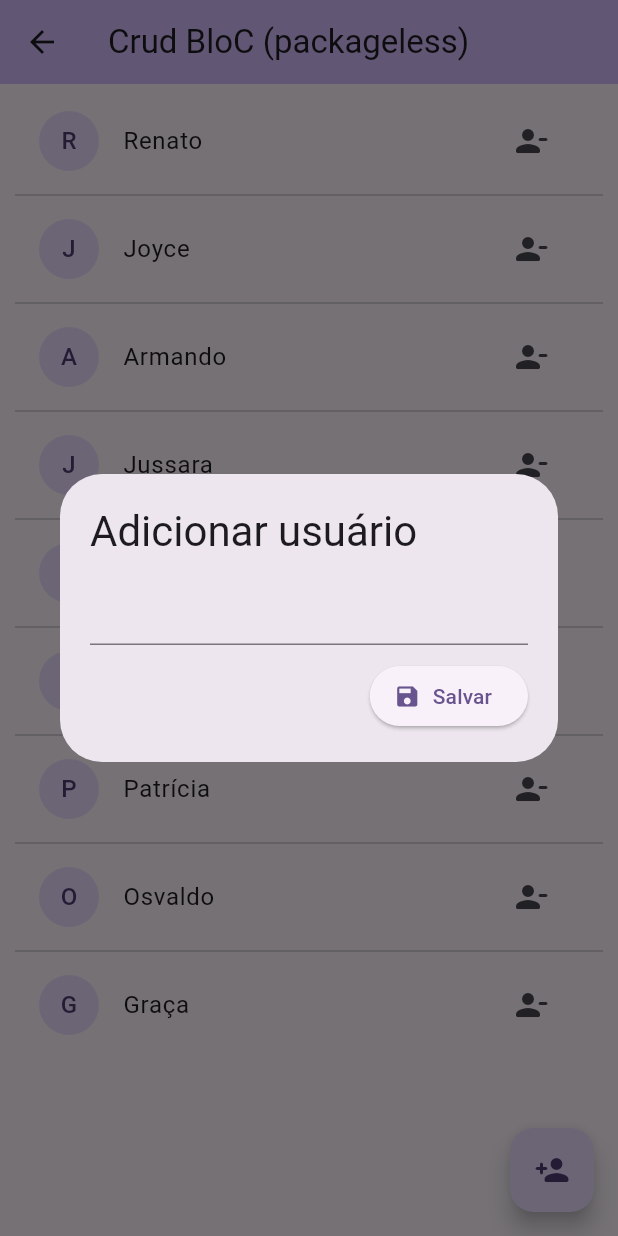
After one commit to williamsaborido/test_bloc, a Flutter app: the CrudPackageless screen opened by its route, after a tap on the "person remove" icon, after a tap on the "person add" icon, on a phone screen of 412 x 824 dp. The commit adds this screen. Run offline on Flutter 3.47's test engine with Material 3 defaults, Android fonts, the phone set to English and light mode, and no system bars; our stand-ins replace bloc, flutter_bloc.

Commit message:
- Added Bloc w/o package example

```diff
--- /dev/null
+++ b/3.16.0/lib/crud_packageless/bloc/client_bloc.dart
@@ -0,0 +1,35 @@
+import 'dart:async';
+
+import 'package:test/crud_packageless/bloc/client_events.dart';
+import 'package:test/crud_packageless/bloc/client_states.dart';
+import 'package:test/crud_packageless/models/client.dart';
+import 'package:test/crud_packageless/repositories/client_repository.dart';
+
+class ClientBloc {
+  final _repository = ClientRepository();
+
+  final _inputController = StreamController<ClientEvent>();
+  final _outputController = StreamController<ClientState>();
+
+  Sink<ClientEvent> get input => _inputController.sink;
+  Stream<ClientState> get stream => _outputController.stream;
+
+  ClientBloc() {
+    _inputController.stream.listen(_mapEventToState);
+  }
+
+  void _mapEventToState(ClientEvent event) async {
+    List<Client> clients = [];
+
+    switch (event) {
+      case LoadClientEvent():
+        clients = await _repository.loadClients();
+      case AddClientEvent():
+        clients = await _repository.addClient(event.client);
+      case RemoveClientEvent():
+        clients = await _repository.removeClient(event.client);
+    }
+
+    _outputController.add(ClientSuccessState(clients: clients));
+  }
+}
--- /dev/null
+++ b/3.16.0/lib/crud_packageless/bloc/client_events.dart
@@ -0,0 +1,21 @@
+import 'package:test/crud_packageless/models/client.dart';
+
+sealed class ClientEvent {}
+
+class LoadClientEvent extends ClientEvent {}
+
+class AddClientEvent extends ClientEvent {
+  Client client;
+
+  AddClientEvent({
+    required this.client,
+  });
+}
+
+class RemoveClientEvent extends ClientEvent {
+  Client client;
+
+  RemoveClientEvent({
+    required this.client,
+  });
+}
--- /dev/null
+++ b/3.16.0/lib/crud_packageless/bloc/client_states.dart
@@ -0,0 +1,17 @@
+import 'package:test/crud_packageless/models/client.dart';
+
+sealed class ClientState {
+  List<Client> clients;
+
+  ClientState({
+    required this.clients,
+  });
+}
+
+class ClientInitialState extends ClientState {
+  ClientInitialState() : super(clients: []);
+}
+
+class ClientSuccessState extends ClientState {
+  ClientSuccessState({required List<Client> clients}) : super(clients: clients);
+}
--- /dev/null
+++ b/3.16.0/lib/crud_packageless/models/client.dart
@@ -0,0 +1,5 @@
+class Client {
+  String name;
+
+  Client({required this.name});
+}
--- /dev/null
+++ b/3.16.0/lib/crud_packageless/repositories/client_repository.dart
@@ -0,0 +1,33 @@
+import 'package:test/crud_packageless/models/client.dart';
+
+class ClientRepository {
+  final List<Client> _clients = [
+    Client(name: 'William'),
+    Client(name: 'Renato'),
+    Client(name: 'Joyce'),
+    Client(name: 'Armando'),
+    Client(name: 'Jussara'),
+    Client(name: 'John'),
+    Client(name: 'Mark'),
+    Client(name: 'Patrícia'),
+    Client(name: 'Osvaldo'),
+    Client(name: 'Graça'),
+  ];
+
+  Future<List<Client>> loadClients() async {
+    await Future.delayed(const Duration(seconds: 1));
+    return _clients;
+  }
+
+  Future<List<Client>> addClient(Client client) async {
+    await Future.delayed(const Duration(seconds: 1));
+    _clients.add(client);
+    return _clients;
+  }
+
+  Future<List<Client>> removeClient(Client client) async {
+    await Future.delayed(const Duration(seconds: 1));
+    _clients.remove(client);
+    return _clients;
+  }
+}
--- /dev/null
+++ b/3.16.0/lib/crud_packageless/views/add_client.dart
@@ -0,0 +1,46 @@
+import 'package:flutter/material.dart';
+
+class AddClient extends StatefulWidget {
+  const AddClient({super.key});
+
+  @override
+  State<AddClient> createState() => _AddClientState();
+}
+
+class _AddClientState extends State<AddClient> {
+  final _controller = TextEditingController();
+
+  @override
+  Widget build(BuildContext context) {
+    return Padding(
+      padding: const EdgeInsets.all(20),
+      child: Column(
+        mainAxisSize: MainAxisSize.min,
+        children: [
+          Align(
+            alignment: Alignment.centerLeft,
+            child: Text(
+              'Adicionar usuário',
+              style: Theme.of(context).textTheme.headlineMedium,
+            ),
+          ),
+          const SizedBox(height: 10),
+          TextFormField(
+            controller: _controller,
+          ),
+          const SizedBox(height: 10),
+          Align(
+            alignment: Alignment.centerRight,
+            child: ElevatedButton.icon(
+              onPressed: () {
+                Navigator.of(context).pop(_controller.text);
+              },
+              icon: const Icon(Icons.save),
+              label: const Text('Salvar'),
+            ),
+          ),
+        ],
+      ),
+    );
+  }
+}
--- /dev/null
+++ b/3.16.0/lib/crud_packageless/views/crud_packageless.dart
@@ -0,0 +1,91 @@
+import 'package:flutter/material.dart';
+import 'package:test/crud_packageless/bloc/client_bloc.dart';
+import 'package:test/crud_packageless/bloc/client_events.dart';
+import 'package:test/crud_packageless/bloc/client_states.dart';
+import 'package:test/crud_packageless/models/client.dart';
+import 'package:test/crud_packageless/views/add_client.dart';
+
+class CrudPackageless extends StatefulWidget {
+  const CrudPackageless({super.key});
+
+  @override
+  State<CrudPackageless> createState() => _CrudPackagelessState();
+}
+
+class _CrudPackagelessState extends State<CrudPackageless> {
+  late final ClientBloc bloc;
+
+  @override
+  void initState() {
+    super.initState();
+
+    bloc = ClientBloc();
+    bloc.input.add(LoadClientEvent());
+  }
+
+  @override
+  void dispose() {
+    bloc.input.close();
+    super.dispose();
+  }
+
+  void _addClient(BuildContext context) async {
+    var name = await showDialog(
+      context: context,
+      builder: (context) => const Dialog(
+        child: AddClient(),
+      ),
+    );
+
+    if (name != '' && name != null) {
+      bloc.input.add(
+        AddClientEvent(
+          client: Client(name: name),
+        ),
+      );
+    }
+  }
+
+  @override
+  Widget build(BuildContext context) {
+    return Scaffold(
+      appBar: AppBar(
+        title: const Text('Crud BloC (packageless)'),
+        backgroundColor: Theme.of(context).colorScheme.inversePrimary,
+      ),
+      floatingActionButton: FloatingActionButton(
+        onPressed: () => _addClient(context),
+        child: const Icon(Icons.person_add_rounded),
+      ),
+      body: Padding(
+        padding: const EdgeInsets.all(10),
+        child: StreamBuilder<ClientState>(
+            stream: bloc.stream,
+            builder: (context, snapshot) {
+              final list = snapshot.data?.clients ?? [];
+
+              return ListView.separated(
+                itemCount: list.length,
+                itemBuilder: (context, index) {
+                  return ListTile(
+                    leading: CircleAvatar(
+                      child: ClipRRect(
+                        borderRadius: BorderRadiusDirectional.circular(50),
+                        child: Text(list[index].name[0]),
+                      ),
+                    ),
+                    title: Text(list[index].name),
+                    trailing: IconButton(
+                      onPressed: () => bloc.input
+                          .add(RemoveClientEvent(client: list[index])),
+                      icon: const Icon(Icons.person_remove_rounded),
+                    ),
+                  );
+                },
+                separatorBuilder: (context, index) => const Divider(),
+              );
+            }),
+      ),
+    );
+  }
+}
--- a/3.16.0/lib/home/home.dart
+++ b/3.16.0/lib/home/home.dart
@@ -28,6 +28,13 @@ class Home extends StatelessWidget {
               icon: const Icon(Icons.calculate),
               label: const Text('Contador com State Class (counter)'),
             ),
+            ElevatedButton.icon(
+              onPressed: () {
+                Navigator.of(context).pushNamed('crud-packageless');
+              },
+              icon: const Icon(Icons.person),
+              label: const Text('Crud com BloC (packageless)'),
+            ),
           ],
         ),
       ),
--- a/3.16.0/lib/main.dart
+++ b/3.16.0/lib/main.dart
@@ -1,6 +1,7 @@
 import 'package:flutter/material.dart';
 import 'package:test/counter_cubit/counter.dart';
 import 'package:test/counter_state_cubit.dart/counter_state.dart';
+import 'package:test/crud_packageless/views/crud_packageless.dart';
 import 'package:test/home/home.dart';
 
 void main() {
@@ -23,6 +24,7 @@ class MyApp extends StatelessWidget {
         '/': (context) => const Home(),
         'counter-cubit': (context) => Counter(),
         'counter-state-cubit': (context) => CounterState(),
+        'crud-packageless': (context) => const CrudPackageless(),
       },
     );
   }
```
